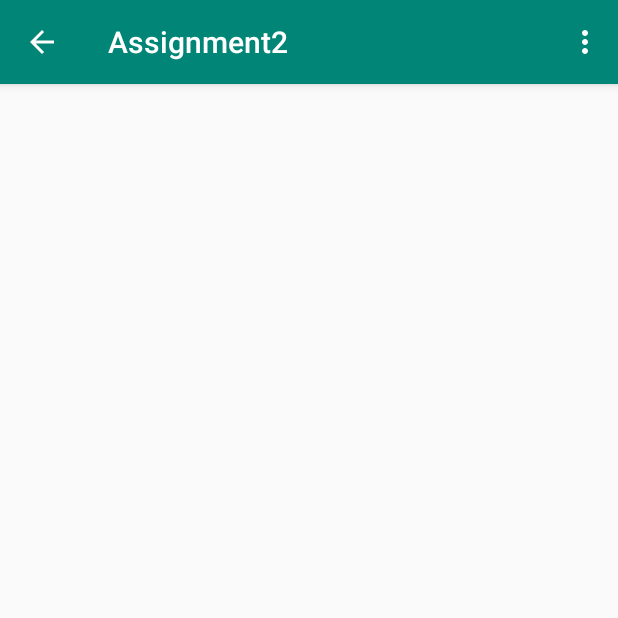
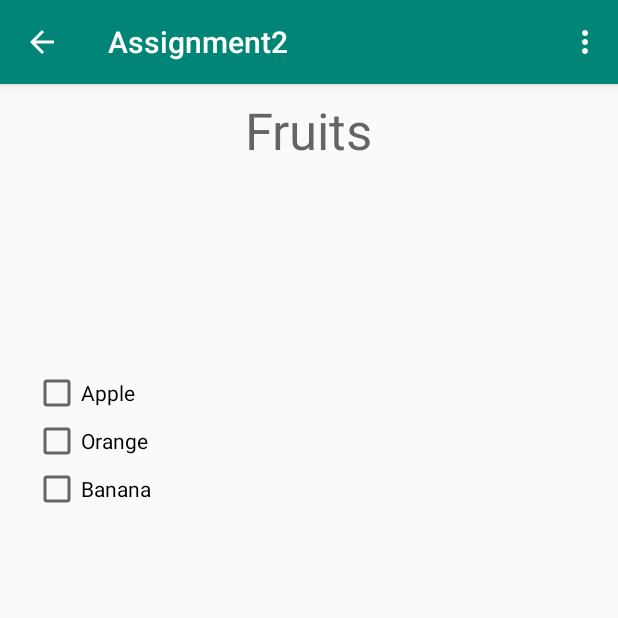
Before and after one commit to jharrilim/comp304-assignment2, an Android app: the FruitsActivity screen opened directly, with no data from a screen before it, on a phone screen of 412 x 824 dp, the top half of it. Run offline under Robolectric (Android 15) with nearby library versions, the phone set to English and light mode, and no system bars; our stand-ins replace Room's generated code, RxJava.

Commit message:
add fruits

```diff
--- a/app/src/main/java/comp304/josephharrisonlim/assignment2/foods/DairyActivity.kt
+++ b/app/src/main/java/comp304/josephharrisonlim/assignment2/foods/DairyActivity.kt
@@ -1,6 +1,5 @@
 package comp304.josephharrisonlim.assignment2.foods
 
-import android.support.v7.app.AppCompatActivity
 import android.os.Bundle
 import android.widget.CheckBox
 import comp304.josephharrisonlim.assignment2.AbstractOptionsMenuActivity
--- a/app/src/main/java/comp304/josephharrisonlim/assignment2/foods/FruitsActivity.kt
+++ b/app/src/main/java/comp304/josephharrisonlim/assignment2/foods/FruitsActivity.kt
@@ -1,14 +1,55 @@
 package comp304.josephharrisonlim.assignment2.foods
 
-import android.support.v7.app.AppCompatActivity
 import android.os.Bundle
+import android.widget.CheckBox
 import comp304.josephharrisonlim.assignment2.AbstractOptionsMenuActivity
 import comp304.josephharrisonlim.assignment2.R
+import comp304.josephharrisonlim.assignment2.data.Food
+import comp304.josephharrisonlim.assignment2.data.FoodDatabase
+import comp304.josephharrisonlim.assignment2.data.FoodType
+import io.reactivex.Single
+import io.reactivex.android.schedulers.AndroidSchedulers
+import io.reactivex.schedulers.Schedulers
+import kotlinx.android.synthetic.main.activity_fruits.*
 
 class FruitsActivity : AbstractOptionsMenuActivity() {
+
+    private val fruitItems: Array<Food> = arrayOf(
+            Food("Apple", 0.99, FoodType.FRUITS.name),
+            Food("Orange", 1.29, FoodType.FRUITS.name),
+            Food("Banana", 1.19, FoodType.FRUITS.name)
+    )
 
     override fun onCreate(savedInstanceState: Bundle?) {
         super.onCreate(savedInstanceState)
         setContentView(R.layout.activity_fruits)
+        fruitItems.map { food ->
+            val btn = CheckBox(this)
+            btn.text = food.name
+            FoodDatabase.getInstance(this)!!.foodDataDao().getAll()
+                    .subscribeOn(Schedulers.io())
+                    .observeOn(AndroidSchedulers.mainThread())
+                    .subscribe { foods ->
+                        for (f in foods) {
+                            if (f == food) {
+                                btn.isChecked = true
+                            }
+                        }
+                    }
+
+            btn.setOnCheckedChangeListener { _, isChecked ->
+                Single.fromCallable {
+                    val dao = FoodDatabase.getInstance(this)!!.foodDataDao()
+                    if (isChecked) {
+                        dao.insert(food)
+                    } else {
+                        dao.delete(food)
+                    }
+                }.subscribeOn(Schedulers.io())
+                        .observeOn(AndroidSchedulers.mainThread())
+                        .subscribe()
+            }
+            fruitsLayout.addView(btn)
+        }
     }
 }
--- a/app/src/main/java/comp304/josephharrisonlim/assignment2/foods/GrainsActivity.kt
+++ b/app/src/main/java/comp304/josephharrisonlim/assignment2/foods/GrainsActivity.kt
@@ -1,6 +1,5 @@
 package comp304.josephharrisonlim.assignment2.foods
 
-import android.support.v7.app.AppCompatActivity
 import android.os.Bundle
 import comp304.josephharrisonlim.assignment2.AbstractOptionsMenuActivity
 import comp304.josephharrisonlim.assignment2.R
--- a/app/src/main/java/comp304/josephharrisonlim/assignment2/foods/MeatsActivity.kt
+++ b/app/src/main/java/comp304/josephharrisonlim/assignment2/foods/MeatsActivity.kt
@@ -1,6 +1,5 @@
 package comp304.josephharrisonlim.assignment2.foods
 
-import android.support.v7.app.AppCompatActivity
 import android.os.Bundle
 import comp304.josephharrisonlim.assignment2.AbstractOptionsMenuActivity
 import comp304.josephharrisonlim.assignment2.R
--- a/app/src/main/java/comp304/josephharrisonlim/assignment2/foods/VegetablesActivity.kt
+++ b/app/src/main/java/comp304/josephharrisonlim/assignment2/foods/VegetablesActivity.kt
@@ -1,6 +1,5 @@
 package comp304.josephharrisonlim.assignment2.foods
 
-import android.support.v7.app.AppCompatActivity
 import android.os.Bundle
 import comp304.josephharrisonlim.assignment2.AbstractOptionsMenuActivity
 import comp304.josephharrisonlim.assignment2.R
--- a/app/src/main/res/layout/activity_fruits.xml
+++ b/app/src/main/res/layout/activity_fruits.xml
@@ -6,4 +6,30 @@
     android:layout_height="match_parent"
     tools:context=".foods.FruitsActivity">
 
+    <TextView
+        android:id="@+id/textView3"
+        android:layout_width="wrap_content"
+        android:layout_height="wrap_content"
+        android:layout_marginStart="8dp"
+        android:layout_marginTop="8dp"
+        android:layout_marginEnd="8dp"
+        android:text="@string/fruits"
+        android:textAppearance="@style/TextAppearance.AppCompat.Display1"
+        app:layout_constraintEnd_toEndOf="parent"
+        app:layout_constraintStart_toStartOf="parent"
+        app:layout_constraintTop_toTopOf="parent" />
+
+    <LinearLayout
+        android:id="@+id/fruitsLayout"
+        android:layout_width="368dp"
+        android:layout_height="441dp"
+        android:layout_marginStart="8dp"
+        android:layout_marginTop="8dp"
+        android:layout_marginEnd="8dp"
+        android:layout_marginBottom="8dp"
+        android:orientation="vertical"
+        app:layout_constraintBottom_toBottomOf="parent"
+        app:layout_constraintEnd_toEndOf="parent"
+        app:layout_constraintStart_toStartOf="parent"
+        app:layout_constraintTop_toBottomOf="@+id/textView3"></LinearLayout>
 </android.support.constraint.ConstraintLayout>
```
